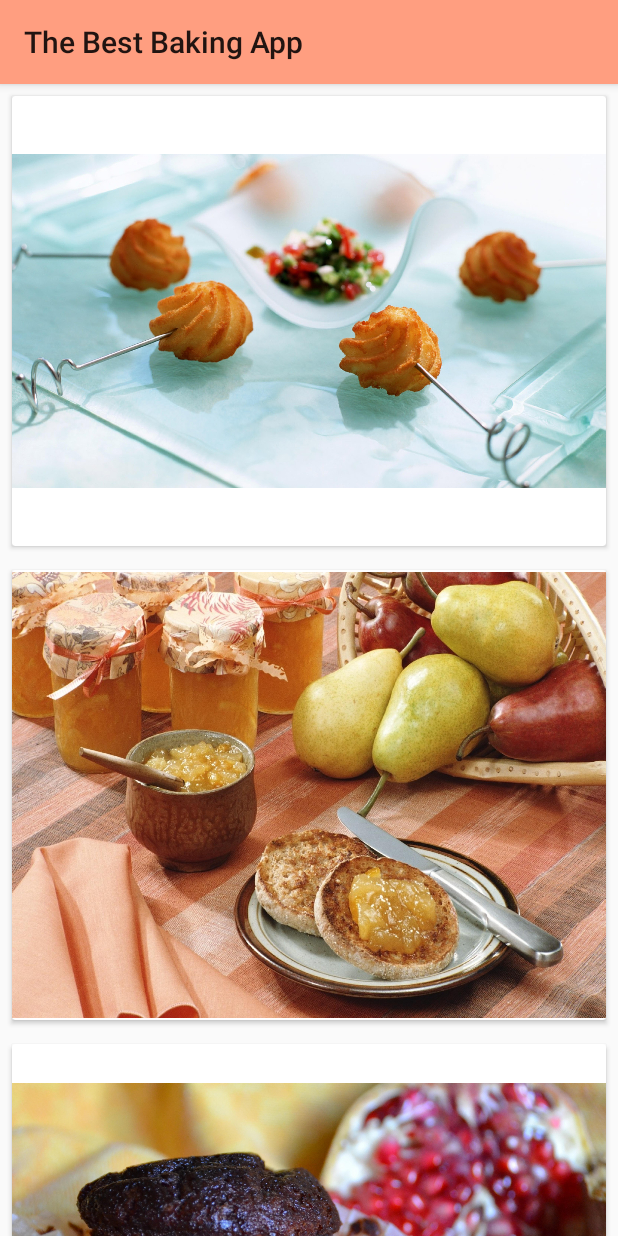
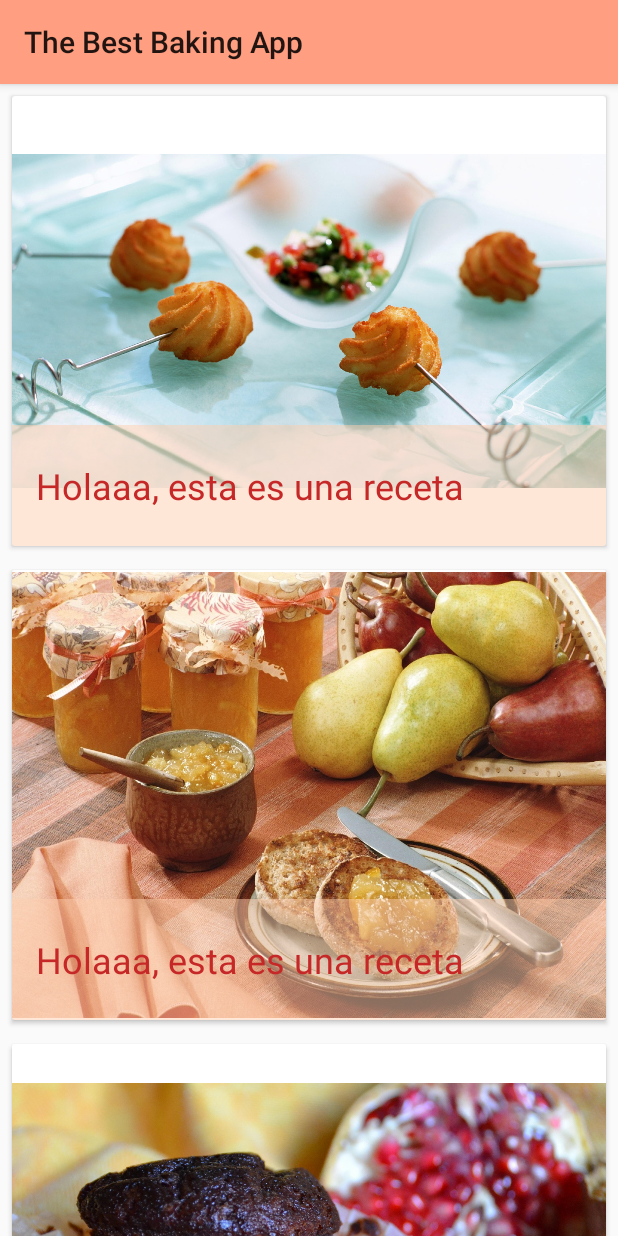
Before and after one commit to edwin9870/TheBestBakingApp, an Android app: the screen it shows after launch (MainActivity), on a phone screen of 412 x 824 dp. Run offline under Robolectric (Android 15) with nearby library versions, the phone set to English and light mode, and no system bars; our stand-ins replace ButterKnife, Picasso; pictures from the network do not load.

Commit message:
Add transparent recipe description

```diff
--- a/app/src/main/java/com/edwin/android/thebestbakingapp/adapters/BackingPosterAdapter.java
+++ b/app/src/main/java/com/edwin/android/thebestbakingapp/adapters/BackingPosterAdapter.java
@@ -7,6 +7,7 @@ import android.view.LayoutInflater;
 import android.view.View;
 import android.view.ViewGroup;
 import android.widget.ImageView;
+import android.widget.TextView;
 
 import com.edwin.android.thebestbakingapp.R;
 import com.edwin.android.thebestbakingapp.util.ImageUtil;
@@ -14,6 +15,7 @@ import com.squareup.picasso.Picasso;
 
 import java.util.List;
 
+import butterknife.BindView;
 import butterknife.ButterKnife;
 
 /**
@@ -40,13 +42,14 @@ public class BackingPosterAdapter extends RecyclerView.Adapter<BackingPosterAdap
 
     class BackingPosterViewHolder extends RecyclerView.ViewHolder implements View.OnClickListener {
 
-//        @BindView(R.id.image_baking_poster)
+        @BindView(R.id.image_baking_poster)
         ImageView mBakingPosterImageView;
+        @BindView(R.id.recipe_name_text_view)
+        TextView mRecipeNameTextView;
 
         BackingPosterViewHolder(View itemView) {
             super(itemView);
             ButterKnife.bind(this, itemView);
-            mBakingPosterImageView = (ImageView) itemView.findViewById(R.id.image_baking_poster);
             itemView.setOnClickListener(this);
         }
 
@@ -76,6 +79,7 @@ public class BackingPosterAdapter extends RecyclerView.Adapter<BackingPosterAdap
         Log.d(TAG, "imageUrl: "+ imageUrl);
         Picasso picasso = Picasso.with(mContext);
         picasso.load(ImageUtil.getImagePosterResource()).fit().into(holder.mBakingPosterImageView);
+        holder.mRecipeNameTextView.setText("Holaaa, esta es una receta");
     }
 
     @Override
--- a/app/src/main/res/layout/item_baking_list.xml
+++ b/app/src/main/res/layout/item_baking_list.xml
@@ -1,9 +1,11 @@
 <?xml version="1.0" encoding="utf-8"?>
 <FrameLayout xmlns:android="http://schemas.android.com/apk/res/android"
              android:layout_width="match_parent"
-             android:layout_height="wrap_content">
+             android:layout_height="wrap_content"
+             xmlns:tools="http://schemas.android.com/tools">
 
     <android.support.v7.widget.CardView
+        android:id="@+id/card_view_baking"
         android:layout_width="match_parent"
         android:layout_height="wrap_content"
         android:layout_margin="@dimen/bakes_grid_margin">
@@ -17,17 +19,33 @@
                 android:layout_width="match_parent"
                 android:layout_height="300dp"
                 android:layout_alignParentLeft="true"
+                android:layout_alignParentTop="true"
                 android:adjustViewBounds="true"
-                android:layout_alignParentTop="true"
                 />
-            <TextView
-                android:layout_width="wrap_content"
+
+            <FrameLayout
+                android:layout_width="match_parent"
                 android:layout_height="wrap_content"
-                android:id="@+id/person_name"
-                android:text="Heeeeee"
-                android:layout_toRightOf="@+id/image_baking_poster"
-                android:layout_alignParentTop="true"
-                />
+                android:layout_alignBottom="@id/image_baking_poster"
+                android:layout_alignLeft="@id/image_baking_poster"
+                android:layout_alignRight="@id/image_baking_poster"
+                android:background="#80ffd0b0"
+                >
+
+                <TextView
+                    android:id="@+id/recipe_name_text_view"
+                    android:layout_width="match_parent"
+                    android:layout_height="wrap_content"
+                    android:paddingBottom="24dp"
+                    android:paddingLeft="16dp"
+                    android:paddingRight="16dp"
+                    android:paddingTop="24dp"
+                    tools:text="Hello its me :).Hello its me :). Hello its me :). Hello its me :)"
+                    android:textColor="@color/colorSecondary"
+                    style="@style/Base.TextAppearance.AppCompat.Headline"
+                    />
+            </FrameLayout>
+
         </RelativeLayout>
 
     </android.support.v7.widget.CardView>
```
